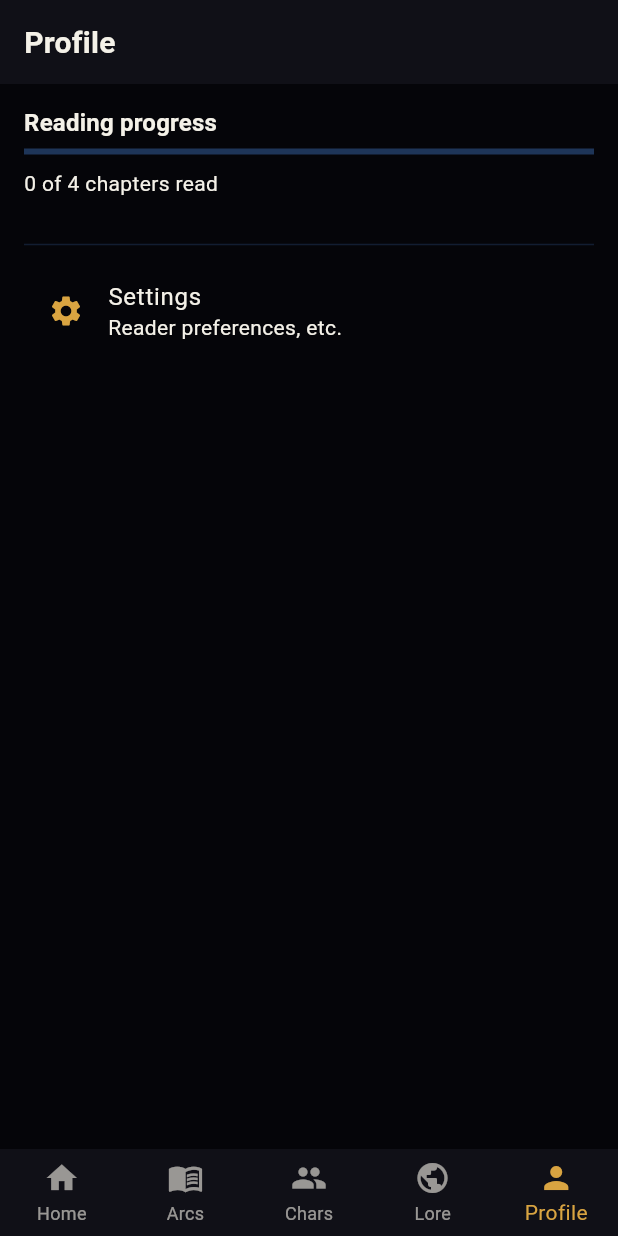
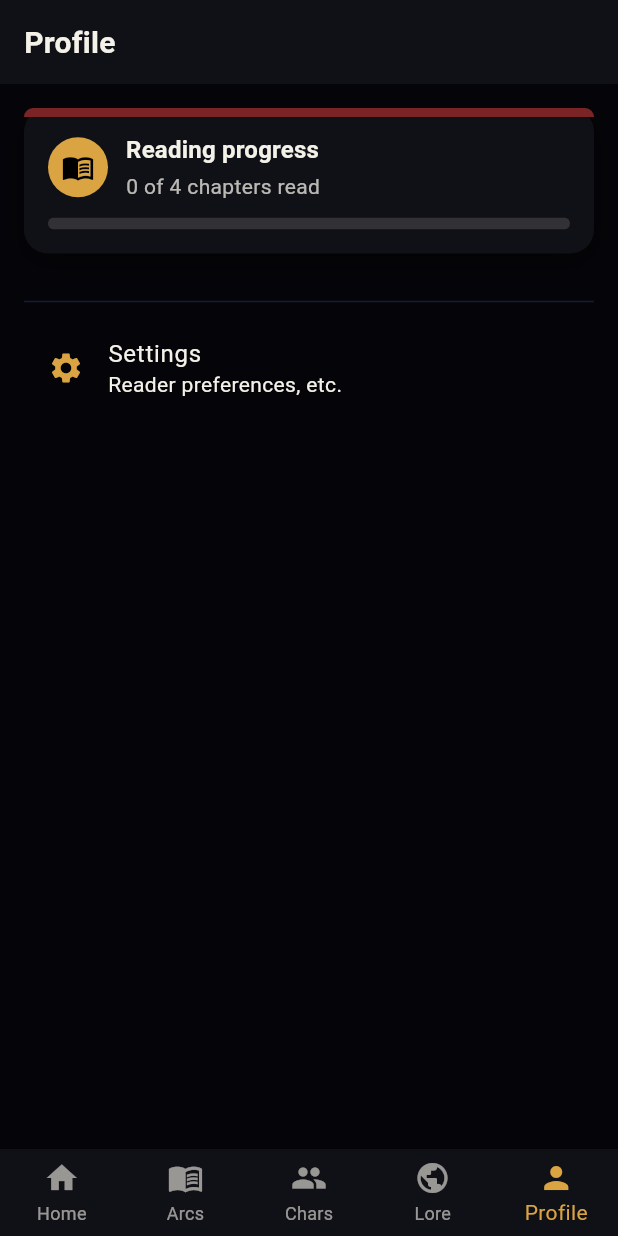
Before and after one commit to akoben-dev/op-companion, a Flutter app: the screen it shows after launch, item 5 of the bottom bar chosen, on a phone screen of 412 x 824 dp. Run offline on Flutter 3.47's test engine with Material 3 defaults, Android fonts, the phone set to English and light mode, and no system bars; our stand-ins replace flutter_riverpod, go_router, shared_preferences.

Commit message:
added card to profile screen

```diff
--- a/lib/features/profile/presentation/profile_screen.dart
+++ b/lib/features/profile/presentation/profile_screen.dart
@@ -3,6 +3,7 @@ import 'package:flutter/material.dart';
 import 'package:flutter_riverpod/flutter_riverpod.dart';
 import 'package:go_router/go_router.dart';
 
+import 'package:one_piece_companion/core/theme/one_piece_colors.dart';
 import '../application/profile_stats_providers.dart';
 
 class ProfileScreen extends ConsumerWidget {
@@ -11,26 +12,113 @@ class ProfileScreen extends ConsumerWidget {
   @override
   Widget build(BuildContext context, WidgetRef ref) {
     final stats = ref.watch(profileStatsProvider);
+    final theme = Theme.of(context);
+    final scheme = theme.colorScheme;
 
     return Scaffold(
-      appBar: AppBar(title: const Text('Profile')),
+      appBar: AppBar(
+        title: const Text('Profile'),
+      ),
       body: ListView(
         padding: const EdgeInsets.all(16),
         children: [
-          Text(
-            'Reading progress',
-            style: Theme.of(context).textTheme.titleMedium,
-          ),
-          const SizedBox(height: 8),
-          LinearProgressIndicator(value: stats.progress.clamp(0.0, 1.0)),
-          const SizedBox(height: 8),
-          Text(
-            '${stats.readChapters} of ${stats.totalChapters} chapters read',
-            style: Theme.of(context).textTheme.bodyMedium,
+          // Stats card with maroon stripe and straw-gold highlights
+          Container(
+            decoration: BoxDecoration(
+              color: scheme.surface,
+              borderRadius: BorderRadius.circular(16),
+              boxShadow: [
+                BoxShadow(
+                  color: Colors.black.withOpacity(0.4),
+                  blurRadius: 12,
+                  offset: const Offset(0, 6),
+                ),
+              ],
+            ),
+            child: Column(
+              crossAxisAlignment: CrossAxisAlignment.start,
+              children: [
+                // Maroon stripe at the top
+                Container(
+                  height: 6,
+                  decoration: const BoxDecoration(
+                    borderRadius: BorderRadius.vertical(
+                      top: Radius.circular(16),
+                    ),
+                    color: OnePieceColors.maroon,
+                  ),
+                ),
+                Padding(
+                  padding:
+                      const EdgeInsets.symmetric(horizontal: 16, vertical: 12),
+                  child: Row(
+                    children: [
+                      // Straw-gold circle icon area
+                      Container(
+                        width: 40,
+                        height: 40,
+                        decoration: const BoxDecoration(
+                          color: OnePieceColors.strawGold,
+                          shape: BoxShape.circle,
+                        ),
+                        child: Icon(
+                          Icons.menu_book,
+                          color: Colors.black,
+                          size: 22,
+                        ),
+                      ),
+                      const SizedBox(width: 12),
+                      Expanded(
+                        child: Column(
+                          crossAxisAlignment: CrossAxisAlignment.start,
+                          children: [
+                            Text(
+                              'Reading progress',
+                              style: theme.textTheme.titleMedium,
+                            ),
+                            const SizedBox(height: 4),
+                            Text(
+                              '${stats.readChapters} of ${stats.totalChapters} chapters read',
+                              style: theme.textTheme.bodyMedium?.copyWith(
+                                color:
+                                    scheme.onSurface.withOpacity(0.75),
+                              ),
+                            ),
+                          ],
+                        ),
+                      ),
+                    ],
+                  ),
+                ),
+                Padding(
+                  padding:
+                      const EdgeInsets.fromLTRB(16, 0, 16, 16),
+                  child: Column(
+                    crossAxisAlignment: CrossAxisAlignment.start,
+                    children: [
+                      ClipRRect(
+                        borderRadius: BorderRadius.circular(999),
+                        child: LinearProgressIndicator(
+                          value: stats.progress.clamp(0.0, 1.0),
+                          minHeight: 8,
+                          backgroundColor:
+                              scheme.onSurface.withOpacity(0.15),
+                          valueColor:
+                              const AlwaysStoppedAnimation<Color>(
+                            OnePieceColors.strawGold,
+                          ),
+                        ),
+                      ),
+                    ],
+                  ),
+                ),
+              ],
+            ),
           ),
 
           const SizedBox(height: 24),
           const Divider(),
+
           ListTile(
             leading: const Icon(Icons.settings),
             title: const Text('Settings'),
```
